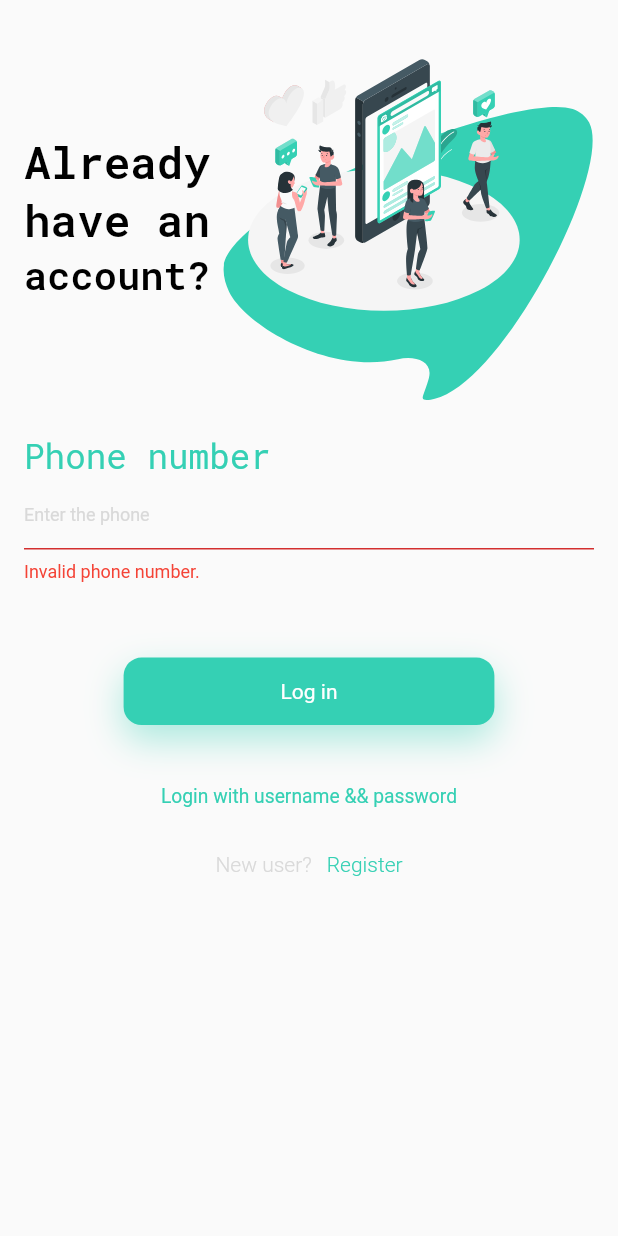
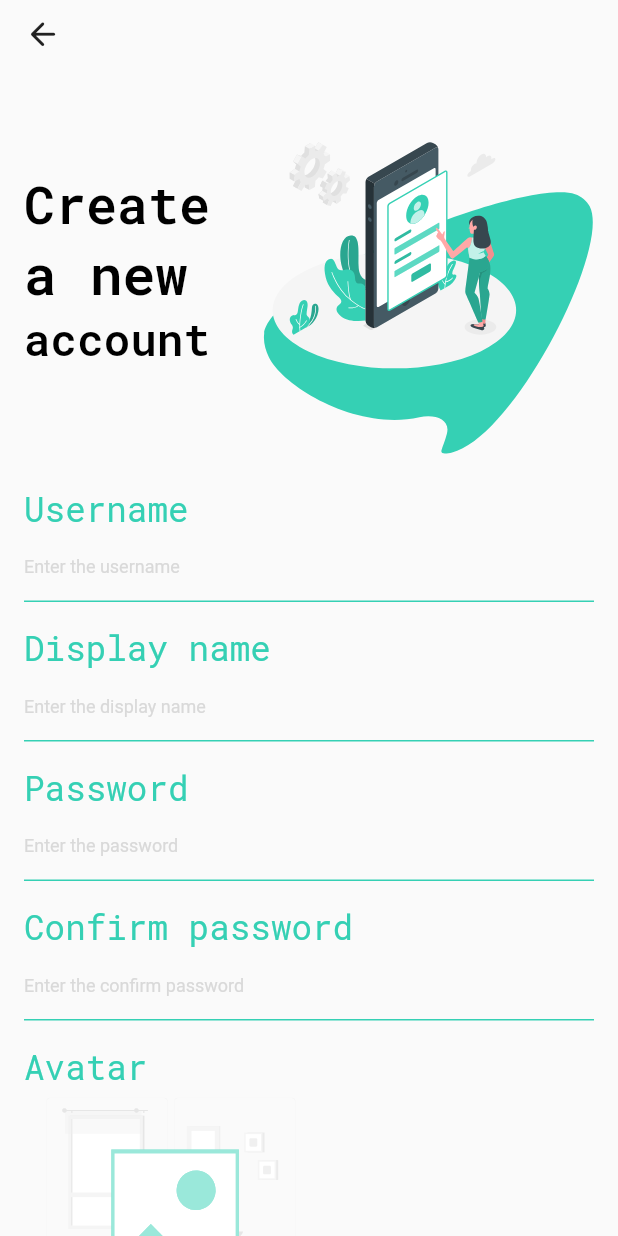
Before and after one commit to hoaichuongCKC/post_social_media, a Flutter app: the screen it shows after launch, after a tap on "Log in", after a tap on "Register", on a phone screen of 412 x 824 dp. Run offline on Flutter 3.47's test engine with Material 2 defaults, Android fonts, the phone set to English and light mode, and no system bars; our stand-ins replace flutter_spinkit, flutter_svg, google_fonts, pin_code_fields.

Commit message:
aditional page register

```diff
--- /dev/null
+++ b/lib/common/components/label_text_form_field.dart
@@ -0,0 +1,82 @@
+import 'package:flutter/material.dart';
+import 'package:post_media_social/config/colors.dart';
+import 'package:post_media_social/config/style_text.dart';
+
+class LabelTextFormField extends StatelessWidget {
+  const LabelTextFormField(
+      {super.key,
+      required this.size,
+      required this.controller,
+      required this.label,
+      required this.hintText});
+  final Size size;
+  final TextEditingController controller;
+  final String label;
+  final String hintText;
+  @override
+  Widget build(BuildContext context) {
+    return Column(
+      crossAxisAlignment: CrossAxisAlignment.center,
+      children: [
+        ConstrainedBox(
+          constraints: const BoxConstraints(
+            maxHeight: 30.0,
+            minHeight: 20.0,
+          ),
+          child: SizedBox(
+            width: size.width,
+            height: size.height * 0.04,
+            child: FittedBox(
+              alignment: Alignment.centerLeft,
+              child: Text(
+                label,
+                style: AppStyleText.normalStyleColor,
+              ),
+            ),
+          ),
+        ),
+        TextFormField(
+          controller: controller,
+          validator: (value) {
+            if (value!.isEmpty) {
+              return "Invalid phone number.";
+            }
+            return null;
+          },
+          style: const TextStyle(
+            fontSize: 14.0,
+            color: AppColors.disable,
+            fontWeight: FontWeight.w400,
+          ),
+          decoration: InputDecoration(
+            errorStyle: const TextStyle(
+              fontSize: 12.0,
+              color: Colors.red,
+            ),
+            hintText: hintText,
+            hintStyle: const TextStyle(
+              fontSize: 12.0,
+              color: AppColors.disable,
+            ),
+            border: const UnderlineInputBorder(
+              borderSide: BorderSide(
+                color: AppColors.primary,
+              ),
+            ),
+            enabledBorder: const UnderlineInputBorder(
+              borderSide: BorderSide(
+                color: AppColors.primary,
+              ),
+            ),
+            errorBorder: const UnderlineInputBorder(
+              borderSide: BorderSide(
+                color: Colors.red,
+                width: 0.8,
+              ),
+            ),
+          ),
+        ),
+      ],
+    );
+  }
+}
--- /dev/null
+++ b/lib/common/widgets/arrow_back.dart
@@ -0,0 +1,36 @@
+import 'package:flutter/material.dart';
+import 'package:post_media_social/config/routes.dart';
+
+class ArrowBackWidget extends StatelessWidget {
+  const ArrowBackWidget({super.key});
+
+  @override
+  Widget build(BuildContext context) {
+    final size = MediaQuery.of(context).size;
+    return Padding(
+      padding: const EdgeInsets.only(top: 10.0),
+      child: ConstrainedBox(
+        constraints: const BoxConstraints(
+          maxHeight: 25.0,
+          minHeight: 18.0,
+          maxWidth: 25.0,
+          minWidth: 18.0,
+        ),
+        child: SizedBox(
+          width: size.width * .2,
+          height: size.height * .05,
+          child: InkWell(
+            onTap: () {
+              AppRoutes.pop();
+            },
+            borderRadius: const BorderRadius.all(Radius.circular(16.0)),
+            child: const FittedBox(
+              alignment: Alignment.centerLeft,
+              child: Icon(Icons.arrow_back_rounded, size: 20.0),
+            ),
+          ),
+        ),
+      ),
+    );
+  }
+}
--- /dev/null
+++ b/lib/config/constants.dart
@@ -0,0 +1,6 @@
+//-------------------------[define name route]-------------------------------
+//[Follow: login]
+const String splashPath = "/splash";
+const String loginPath = "/login";
+const String otpPath = "$loginPath/otp";
+const String registerPath = "register";
--- a/lib/config/routes.dart
+++ b/lib/config/routes.dart
@@ -1,7 +1,9 @@
 import 'package:flutter/material.dart';
 import 'package:post_media_social/common/animations/screen_push/slide_to_left.dart';
+import 'package:post_media_social/config/constants.dart';
 import 'package:post_media_social/pages/login/login_page.dart';
 import 'package:post_media_social/pages/otp/otp_page.dart';
+import 'package:post_media_social/pages/register/register_page.dart';
 import 'package:post_media_social/pages/splash/splash_page.dart';
 
 class AppRoutes {
@@ -10,12 +12,14 @@ class AppRoutes {
 
   static Route<dynamic> onGenerateRoute(RouteSettings settings) {
     switch (settings.name) {
-      case "/splash":
+      case splashPath:
         return MaterialPageRoute(builder: (_) => const SplashPage());
-      case "/login":
+      case loginPath:
         return MaterialPageRoute(builder: (_) => const LoginPage());
-      case "/login/otp":
+      case otpPath:
         return SlideToLeft(child: const OtpPage());
+      case registerPath:
+        return SlideToLeft(child: const RegisterPage());
       default:
         return _errorRoute();
     }
--- a/lib/pages/login/components/form_login_phone.dart
+++ b/lib/pages/login/components/form_login_phone.dart
@@ -1,6 +1,5 @@
 import 'package:flutter/material.dart';
-import 'package:post_media_social/config/colors.dart';
-import 'package:post_media_social/config/style_text.dart';
+import 'package:post_media_social/common/components/label_text_form_field.dart';
 
 class FormLoginPhone extends StatelessWidget {
   const FormLoginPhone(
@@ -9,57 +8,11 @@ class FormLoginPhone extends StatelessWidget {
   final TextEditingController controller;
   @override
   Widget build(BuildContext context) {
-    return Column(
-      crossAxisAlignment: CrossAxisAlignment.center,
-      children: [
-        ConstrainedBox(
-          constraints: const BoxConstraints(
-            maxHeight: 30.0,
-            minHeight: 20.0,
-          ),
-          child: SizedBox(
-            width: size.width,
-            height: size.height * 0.04,
-            child: FittedBox(
-              alignment: Alignment.centerLeft,
-              child: Text(
-                'Phone number',
-                style: AppStyleText.normalStyleColor,
-              ),
-            ),
-          ),
-        ),
-        TextFormField(
-          controller: controller,
-          validator: (value) {
-            if (value!.isEmpty) {
-              return "Invalid phone number.";
-            }
-            return null;
-          },
-          decoration: const InputDecoration(
-            errorStyle: TextStyle(
-              fontSize: 12.0,
-              color: Colors.red,
-            ),
-            hintText: 'Enter the phone',
-            hintStyle: TextStyle(
-              fontSize: 12.0,
-              color: AppColors.disable,
-            ),
-            border: UnderlineInputBorder(
-              borderSide: BorderSide(
-                color: AppColors.primary,
-              ),
-            ),
-            enabledBorder: UnderlineInputBorder(
-              borderSide: BorderSide(
-                color: AppColors.primary,
-              ),
-            ),
-          ),
-        ),
-      ],
+    return LabelTextFormField(
+      size: size,
+      controller: controller,
+      label: "Phone number",
+      hintText: 'Enter the phone',
     );
   }
 }
--- a/lib/pages/login/components/form_login_username_pass.dart
+++ b/lib/pages/login/components/form_login_username_pass.dart
@@ -1,4 +1,5 @@
 import 'package:flutter/material.dart';
+import 'package:post_media_social/common/components/label_text_form_field.dart';
 import 'package:post_media_social/config/colors.dart';
 import 'package:post_media_social/config/style_text.dart';
 
@@ -17,56 +18,11 @@ class FormLoginUsernamePassword extends StatelessWidget {
     return Column(
       crossAxisAlignment: CrossAxisAlignment.center,
       children: [
-        ConstrainedBox(
-          constraints: const BoxConstraints(
-            maxHeight: 24.0,
-            minHeight: 16.0,
-          ),
-          child: SizedBox(
-            width: size.width,
-            height: size.height * 0.04,
-            child: FittedBox(
-              alignment: Alignment.centerLeft,
-              child: Text(
-                'Username',
-                style: AppStyleText.smallStyleColor,
-              ),
-            ),
-          ),
-        ),
-        TextFormField(
+        LabelTextFormField(
+          size: size,
           controller: controllerfirst,
-          validator: (value) {
-            if (value!.isEmpty) {
-              return "Invalid username.";
-            }
-            return null;
-          },
-          style: const TextStyle(
-            fontSize: 14.0,
-            color: AppColors.disable,
-          ),
-          decoration: const InputDecoration(
-            errorStyle: TextStyle(
-              fontSize: 12.0,
-              color: Colors.red,
-            ),
-            hintText: 'Enter the username',
-            hintStyle: TextStyle(
-              fontSize: 12.0,
-              color: AppColors.disable,
-            ),
-            border: UnderlineInputBorder(
-              borderSide: BorderSide(
-                color: AppColors.primary,
-              ),
-            ),
-            enabledBorder: UnderlineInputBorder(
-              borderSide: BorderSide(
-                color: AppColors.primary,
-              ),
-            ),
-          ),
+          label: "Username",
+          hintText: "Enter the username",
         ),
         ConstrainedBox(
           constraints: const BoxConstraints(
--- a/lib/pages/login/login_page.dart
+++ b/lib/pages/login/login_page.dart
@@ -2,6 +2,7 @@ import 'package:flutter/material.dart';
 import 'package:flutter_svg/flutter_svg.dart';
 import 'package:post_media_social/common/widgets/button_cts.dart';
 import 'package:post_media_social/config/colors.dart';
+import 'package:post_media_social/config/constants.dart';
 import 'package:post_media_social/config/routes.dart';
 import 'package:post_media_social/config/style_text.dart';
 import 'package:post_media_social/pages/login/components/form_login_phone.dart';
@@ -78,7 +79,7 @@ class _LoginPageState extends State<LoginPage> {
                       text: "Log in",
                       onPressed: () {
                         if (form.currentState!.validate()) {
-                          AppRoutes.pushNamed("/login/otp");
+                          AppRoutes.pushNamed(otpPath);
                         }
                       },
                       width: size.width * 0.6,
@@ -197,7 +198,7 @@ class FooterLogin extends StatelessWidget {
                   const SizedBox(width: 10),
                   FittedBox(
                     child: GestureDetector(
-                      onTap: () {},
+                      onTap: () => AppRoutes.pushNamed(registerPath),
                       child: const Text(
                         'Register',
                         style: TextStyle(
--- a/lib/pages/otp/otp_page.dart
+++ b/lib/pages/otp/otp_page.dart
@@ -3,6 +3,7 @@ import 'dart:async';
 import 'package:flutter/material.dart';
 import 'package:flutter_svg/flutter_svg.dart';
 import 'package:pin_code_fields/pin_code_fields.dart';
+import 'package:post_media_social/common/widgets/arrow_back.dart';
 import 'package:post_media_social/config/colors.dart';
 import 'package:post_media_social/config/routes.dart';
 
@@ -46,36 +47,14 @@ class _OtpPageState extends State<OtpPage> {
           child: Column(
             crossAxisAlignment: CrossAxisAlignment.start,
             children: [
-              Padding(
-                padding: const EdgeInsets.only(top: 10.0),
-                child: ConstrainedBox(
-                  constraints: const BoxConstraints(
-                    maxHeight: 25.0,
-                    minHeight: 18.0,
-                    maxWidth: 25.0,
-                    minWidth: 18.0,
-                  ),
-                  child: SizedBox(
-                    width: size.width * .2,
-                    height: size.height * .05,
-                    child: InkWell(
-                      onTap: () {
-                        AppRoutes.pop();
-                      },
-                      borderRadius:
-                          const BorderRadius.all(Radius.circular(16.0)),
-                      child: const FittedBox(
-                        alignment: Alignment.centerLeft,
-                        child: Icon(Icons.arrow_back_rounded, size: 20.0),
-                      ),
-                    ),
-                  ),
-                ),
-              ),
+              const ArrowBackWidget(),
               HeaderOtp(size: size),
               Flexible(
                 flex: 1,
-                child: Form(
+                child: Column(
+                  mainAxisAlignment: MainAxisAlignment.center,
+                  children: [
+                    Form(
                       key: formKey,
                       child: PinCodeTextField(
                         scrollPadding: const EdgeInsets.all(0.0),
@@ -114,6 +93,8 @@ class _OtpPageState extends State<OtpPage> {
                           inactiveColor: AppColors.primary,
                           inactiveFillColor: AppColors.light,
                           borderWidth: 1.0,
+                          fieldOuterPadding:
+                              const EdgeInsets.symmetric(vertical: 10.0),
                         ),
                         cursorColor: AppColors.disable,
                         animationDuration: const Duration(milliseconds: 300),
@@ -143,6 +124,8 @@ class _OtpPageState extends State<OtpPage> {
                         },
                       ),
                     ),
+                  ],
+                ),
               ),
               const Spacer(flex: 4),
             ],
@@ -170,7 +153,7 @@ class HeaderOtp extends StatelessWidget {
         children: [
           Flexible(
             child: FractionallySizedBox(
-              heightFactor: 0.5,
+              heightFactor: 0.4,
               child: Column(
                 crossAxisAlignment: CrossAxisAlignment.stretch,
                 children: const [
--- /dev/null
+++ b/lib/pages/register/components/header_register.dart
@@ -0,0 +1,83 @@
+import 'package:flutter/material.dart';
+import 'package:flutter_svg/flutter_svg.dart';
+import 'package:post_media_social/config/style_text.dart';
+
+class HeaderRegister extends StatelessWidget {
+  const HeaderRegister({
+    super.key,
+    required this.size,
+  });
+
+  final Size size;
+
+  @override
+  Widget build(BuildContext context) {
+    return ConstrainedBox(
+      constraints: const BoxConstraints(
+        minHeight: 150.0,
+      ),
+      child: SizedBox(
+        height: size.height * 0.35,
+        width: size.width,
+        child: Row(
+          crossAxisAlignment: CrossAxisAlignment.stretch,
+          children: [
+            Expanded(
+              flex: 1,
+              child: FractionallySizedBox(
+                heightFactor: 0.5,
+                widthFactor: 1.0,
+                child: Column(
+                  mainAxisAlignment: MainAxisAlignment.center,
+                  crossAxisAlignment: CrossAxisAlignment.stretch,
+                  children: [
+                    Flexible(
+                      child: FittedBox(
+                        alignment: Alignment.centerLeft,
+                        child: Text(
+                          'Create',
+                          style: AppStyleText.heading1StyleWeight600,
+                        ),
+                      ),
+                    ),
+                    Flexible(
+                      child: FittedBox(
+                        alignment: Alignment.centerLeft,
+                        child: Text(
+                          'a new',
+                          style: AppStyleText.heading1StyleWeight600,
+                        ),
+                      ),
+                    ),
+                    Flexible(
+                      child: FittedBox(
+                        alignment: Alignment.centerLeft,
+                        child: Text(
+                          'account',
+                          style: AppStyleText.heading1StyleWeight600,
+                        ),
+                      ),
+                    ),
+                  ],
+                ),
+              ),
+            ),
+            const SizedBox(width: 8.0),
+            Expanded(
+              flex: 2,
+              child: FractionallySizedBox(
+                heightFactor: 0.9,
+                widthFactor: 1.0,
+                child: FittedBox(
+                  fit: BoxFit.contain,
+                  alignment: Alignment.center,
+                  child: SvgPicture.asset("assets/images/img-register.svg"),
+                ),
+              ),
+            )
+          ],
+        ),
+      ),
+    );
+  }
+}
--- /dev/null
+++ b/lib/pages/register/register_page.dart
@@ -0,0 +1,171 @@
+import 'package:flutter/material.dart';
+import 'package:flutter_svg/flutter_svg.dart';
+import 'package:post_media_social/common/components/label_text_form_field.dart';
+import 'package:post_media_social/common/widgets/arrow_back.dart';
+import 'package:post_media_social/common/widgets/button_cts.dart';
+import 'package:post_media_social/config/style_text.dart';
+import 'package:post_media_social/pages/register/components/header_register.dart';
+
+class RegisterPage extends StatefulWidget {
+  const RegisterPage({super.key});
+
+  @override
+  State<RegisterPage> createState() => _RegisterPageState();
+}
+
+class _RegisterPageState extends State<RegisterPage> {
+  TextEditingController usernameController = TextEditingController();
+  TextEditingController displayNameController = TextEditingController();
+  TextEditingController passwordController = TextEditingController();
+  TextEditingController confirmPasswordController = TextEditingController();
+
+  final formKey = GlobalKey<FormState>();
+  @override
+  void dispose() {
+    super.dispose();
+    usernameController.dispose();
+  }
+
+  @override
+  Widget build(BuildContext context) {
+    final size = MediaQuery.of(context).size;
+    return SafeArea(
+      child: Scaffold(
+        body: SingleChildScrollView(
+          padding: const EdgeInsets.symmetric(horizontal: 16.0),
+          child: Column(
+            crossAxisAlignment: CrossAxisAlignment.start,
+            children: [
+              const ArrowBackWidget(),
+              HeaderRegister(size: size),
+              Form(
+                key: formKey,
+                onWillPop: () async {
+                  return false;
+                },
+                child: Column(
+                  crossAxisAlignment: CrossAxisAlignment.stretch,
+                  children: [
+                    LabelTextFormField(
+                      size: size,
+                      controller: usernameController,
+                      label: "Username",
+                      hintText: "Enter the username",
+                    ),
+                    ConstrainedBox(
+                      constraints: const BoxConstraints(
+                        maxHeight: 15.0,
+                        minHeight: 8.0,
+                      ),
+                      child: const SizedBox(
+                        height: 15.0,
+                      ),
+                    ),
+                    LabelTextFormField(
+                      size: size,
+                      controller: displayNameController,
+                      label: "Display name",
+                      hintText: "Enter the display name",
+                    ),
+                    ConstrainedBox(
+                      constraints: const BoxConstraints(
+                        maxHeight: 15.0,
+                        minHeight: 8.0,
+                      ),
+                      child: const SizedBox(
+                        height: 15.0,
+                      ),
+                    ),
+                    LabelTextFormField(
+                      size: size,
+                      controller: passwordController,
+                      label: "Password",
+                      hintText: "Enter the password",
+                    ),
+                    ConstrainedBox(
+                      constraints: const BoxConstraints(
+                        maxHeight: 15.0,
+                        minHeight: 8.0,
+                      ),
+                      child: const SizedBox(
+                        height: 15.0,
+                      ),
+                    ),
+                    LabelTextFormField(
+                      size: size,
+                      controller: confirmPasswordController,
+                      label: "Confirm password",
+                      hintText: "Enter the confirm password",
+                    ),
+                    ConstrainedBox(
+                      constraints: const BoxConstraints(
+                        maxHeight: 15.0,
+                        minHeight: 8.0,
+                      ),
+                      child: const SizedBox(
+                        height: 15.0,
+                      ),
+                    ),
+                    ConstrainedBox(
+                      constraints: const BoxConstraints(
+                        maxHeight: 30.0,
+                        minHeight: 20.0,
+                      ),
+                      child: SizedBox(
+                        width: size.width,
+                        height: size.height * 0.04,
+                        child: FittedBox(
+                          alignment: Alignment.centerLeft,
+                          child: Text(
+                            "Avatar",
+                            style: AppStyleText.normalStyleColor,
+                          ),
+                        ),
+                      ),
+                    ),
+                    ConstrainedBox(
+                      constraints: const BoxConstraints(
+                        maxHeight: 150.0,
+                        minHeight: 80.0,
+                      ),
+                      child: SizedBox(
+                        height: size.height * 0.3,
+                        child: Align(
+                          alignment: Alignment.centerLeft,
+                          child: SvgPicture.asset(
+                            "assets/images/img-select-file.svg",
+                          ),
+                        ),
+                      ),
+                    ),
+                  ],
+                ),
+              ),
+              ConstrainedBox(
+                constraints: const BoxConstraints(
+                  maxHeight: 15.0,
+                  minHeight: 8.0,
+                ),
+                child: const SizedBox(
+                  height: 15.0,
+                ),
+              ),
+              Align(
+                alignment: Alignment.center,
+                child: ButtonCustom(
+                  text: "Register",
+                  onPressed: () {
+                    if (formKey.currentState!.validate()) {}
+                  },
+                  width: size.width * 0.6,
+                  height: size.height * .07,
+                ),
+              ),
+              const SizedBox(height: 30.0),
+            ],
+          ),
+        ),
+      ),
+    );
+  }
+}
--- a/lib/pages/splash/splash_page.dart
+++ b/lib/pages/splash/splash_page.dart
@@ -4,6 +4,7 @@ import 'package:flutter/material.dart';
 import 'package:flutter_spinkit/flutter_spinkit.dart';
 import 'package:flutter_svg/flutter_svg.dart';
 import 'package:post_media_social/config/colors.dart';
+import 'package:post_media_social/config/constants.dart';
 import 'package:post_media_social/config/routes.dart';
 import 'package:post_media_social/config/style_text.dart';
 
@@ -19,7 +20,7 @@ class _SplashPageState extends State<SplashPage> {
   void initState() {
     Timer.periodic(const Duration(seconds: 2), (timer) {
       if (timer.tick == 2) {
-        AppRoutes.popAndPushNamed("/login");
+        AppRoutes.popAndPushNamed(loginPath);
         timer.cancel();
       }
     });
```
Also changed, not shown: assets/images/img-register.svg (added), assets/images/img-select-file.svg (added). Lines whose indentation alone changed are shown as unchanged.
